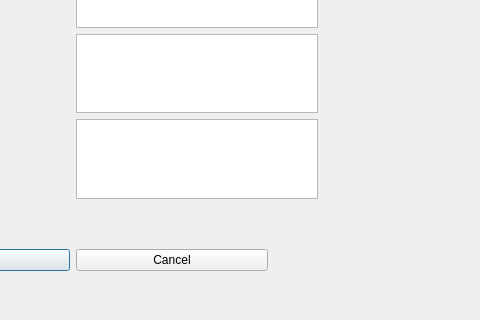
Above: dia.ui from ZYAAAAA/Circle before the change; both pictures show x 333 to 813 and y 224 to 544 of the 813 by 544 pixel window. Below: the same form after it.
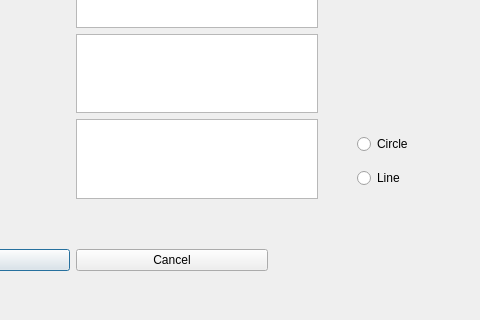
That is the form after the change.

Patch:
```diff
--- a/dia.ui
+++ b/dia.ui
@@ -140,6 +140,32 @@
     </item>
    </layout>
   </widget>
+  <widget class="QWidget" name="">
+   <property name="geometry">
+    <rect>
+     <x>690</x>
+     <y>350</y>
+     <width>101</width>
+     <height>71</height>
+    </rect>
+   </property>
+   <layout class="QVBoxLayout" name="verticalLayout_3">
+    <item>
+     <widget class="QRadioButton" name="radioCircle">
+      <property name="text">
+       <string>Circle</string>
+      </property>
+     </widget>
+    </item>
+    <item>
+     <widget class="QRadioButton" name="radioLine">
+      <property name="text">
+       <string>Line</string>
+      </property>
+     </widget>
+    </item>
+   </layout>
+  </widget>
  </widget>
  <resources/>
  <connections/>
```
